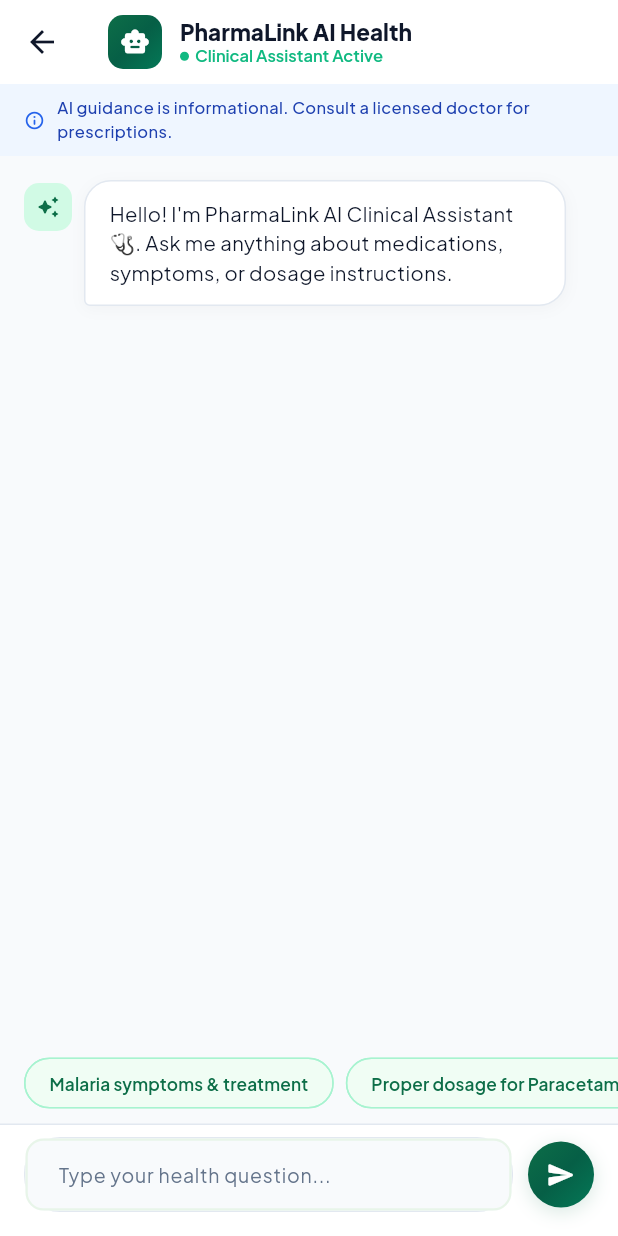
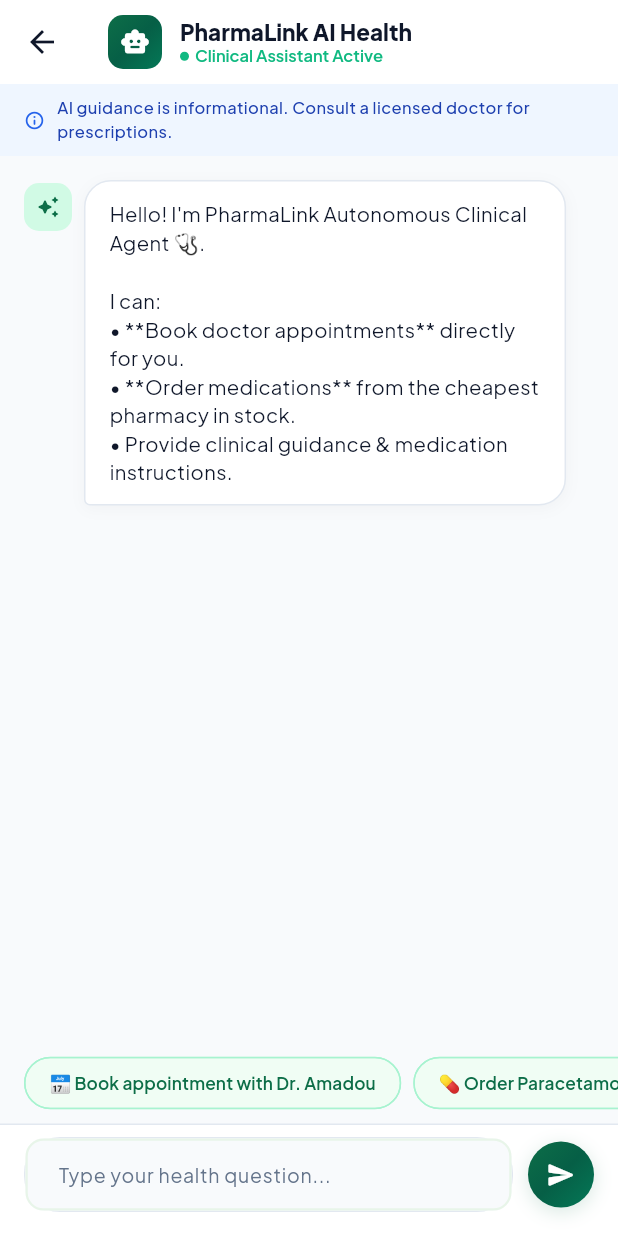
Before and after one commit to TheLone-Walker/pharmalink, a Flutter app: the ChatbotScreen screen opened directly, after a tap on the "send" icon, on a phone screen of 412 x 824 dp. Run offline on Flutter 3.47's test engine with Material 3 defaults, Android fonts, the phone set to English and light mode, and no system bars; our stand-ins replace dio, file_picker, flutter_local_notifications, flutter_secure_storage, google_fonts, google_maps_flutter and 3 more; missing offline and left inert: dart:html; accounts and stored records are empty.

Commit message:
feat(ai): enhance Gemini AI clinical agent with autonomous appointment booking, medication orders, interactive action buttons, and expanded quick prompts

```diff
--- a/flutter_app/lib/screens/patient/chatbot_screen.dart
+++ b/flutter_app/lib/screens/patient/chatbot_screen.dart
@@ -2,6 +2,8 @@ import 'package:flutter/material.dart';
 import 'package:google_fonts/google_fonts.dart';
 import '../../services/api_service.dart';
 import '../../utils/constants.dart';
+import 'patient_appointments_screen.dart';
+import 'my_orders_screen.dart';
 
 class ChatbotScreen extends StatefulWidget {
   const ChatbotScreen({super.key});
@@ -13,15 +15,20 @@ class _ChatbotScreenState extends State<ChatbotScreen> {
   final _api = ApiService();
   final _ctrl = TextEditingController();
   final _scroll = ScrollController();
-  final List<Map<String, String>> _messages = [];
+  final List<Map<String, dynamic>> _messages = [];
   bool _loading = false;
 
   final List<String> _quickPrompts = [
-    'Malaria symptoms & treatment',
-    'Proper dosage for Paracetamol',
-    'How to store antibiotics',
-    'Common side effects of Artemether',
-    'Nearest 24/7 emergency pharmacy',
+    '📅 Book appointment with Dr. Amadou',
+    '💊 Order Paracetamol 500mg for me',
+    '📱 Schedule Telemedicine Video Call',
+    '🏥 Find doctors at Hôpital Central',
+    '💰 Cheapest pharmacy for Coartem',
+    '🔬 What lab tests do I need before consultation?',
+    '🦟 Malaria symptoms & ACT treatment',
+    '📋 Proper dosage & instructions for Amoxicillin',
+    '⚠️ Check drug interactions and warnings',
+    '🛵 Track my medication delivery',
   ];
 
   @override
@@ -29,7 +36,7 @@ class _ChatbotScreenState extends State<ChatbotScreen> {
     super.initState();
     _messages.add({
       'role': 'bot',
-      'text': 'Hello! I\'m PharmaLink AI Clinical Assistant 🩺. Ask me anything about medications, symptoms, or dosage instructions.',
+      'text': 'Hello! I\'m PharmaLink Autonomous Clinical Agent 🩺.\n\nI can:\n• **Book doctor appointments** directly for you.\n• **Order medications** from the cheapest pharmacy in stock.\n• Provide clinical guidance & medication instructions.',
     });
   }
 
@@ -51,7 +58,7 @@ class _ChatbotScreenState extends State<ChatbotScreen> {
     _scrollDown();
     try {
       final historyPayload = _messages
-          .where((m) => m['text'] != null && m['text']!.isNotEmpty)
+          .where((m) => m['text'] != null && (m['text'] as String).isNotEmpty)
           .map((m) => {'role': m['role'] == 'user' ? 'user' : 'model', 'text': m['text']})
           .toList();
 
@@ -59,7 +66,15 @@ class _ChatbotScreenState extends State<ChatbotScreen> {
         'message': text,
         'history': historyPayload,
       });
-      setState(() => _messages.add({'role': 'bot', 'text': res.data['data']['reply']}));
+      final data = res.data['data'];
+      final reply = data['reply'] ?? 'Here is what I found for you.';
+      final action = data['action'];
+
+      setState(() => _messages.add({
+        'role': 'bot',
+        'text': reply,
+        'action': action,
+      }));
     } catch (_) {
       setState(() => _messages.add({
             'role': 'bot',
@@ -199,7 +214,10 @@ class _ChatbotScreenState extends State<ChatbotScreen> {
                             ],
                             border: isUser ? null : Border.all(color: const Color(0xFFE2E8F0)),
                           ),
-                          child: Text(
+                          child: Column(
+                            crossAxisAlignment: CrossAxisAlignment.start,
+                            children: [
+                              Text(
                                 m['text'] ?? '',
                                 style: GoogleFonts.plusJakartaSans(
                                   color: isUser ? Colors.white : AppColors.textDark,
@@ -207,6 +225,71 @@ class _ChatbotScreenState extends State<ChatbotScreen> {
                                   height: 1.4,
                                   fontWeight: isUser ? FontWeight.w500 : FontWeight.w400,
                                 ),
+                              ),
+                              if (m['action'] != null) ...[
+                                const SizedBox(height: 12),
+                                InkWell(
+                                  onTap: () {
+                                    final act = m['action'];
+                                    if (act['type'] == 'appointment') {
+                                      Navigator.push(
+                                        context,
+                                        MaterialPageRoute(
+                                          builder: (_) => const PatientAppointmentsScreen(),
+                                        ),
+                                      );
+                                    } else if (act['type'] == 'order') {
+                                      Navigator.push(
+                                        context,
+                                        MaterialPageRoute(
+                                          builder: (_) => const MyOrdersScreen(),
+                                        ),
+                                      );
+                                    }
+                                  },
+                                  borderRadius: BorderRadius.circular(10),
+                                  child: Container(
+                                    padding: const EdgeInsets.symmetric(horizontal: 14, vertical: 10),
+                                    decoration: BoxDecoration(
+                                      gradient: AppColors.primaryGradient,
+                                      borderRadius: BorderRadius.circular(10),
+                                      boxShadow: const [
+                                        BoxShadow(
+                                          color: Color(0x220D6E48),
+                                          blurRadius: 8,
+                                          offset: Offset(0, 3),
+                                        ),
+                                      ],
+                                    ),
+                                    child: Row(
+                                      mainAxisSize: MainAxisSize.min,
+                                      children: [
+                                        Icon(
+                                          m['action']['type'] == 'appointment'
+                                              ? Icons.calendar_month_rounded
+                                              : Icons.shopping_bag_rounded,
+                                          color: Colors.white,
+                                          size: 16,
+                                        ),
+                                        const SizedBox(width: 8),
+                                        Flexible(
+                                          child: Text(
+                                            m['action']['title'] ?? 'View Details',
+                                            style: GoogleFonts.plusJakartaSans(
+                                              fontSize: 12.5,
+                                              fontWeight: FontWeight.w700,
+                                              color: Colors.white,
+                                            ),
+                                          ),
+                                        ),
+                                        const SizedBox(width: 6),
+                                        const Icon(Icons.arrow_forward_ios_rounded, color: Colors.white, size: 12),
+                                      ],
+                                    ),
+                                  ),
+                                ),
+                              ],
+                            ],
                           ),
                         ),
                       ),
```
Also changed, not shown: 3 other files. Lines whose indentation alone changed are shown as unchanged.
